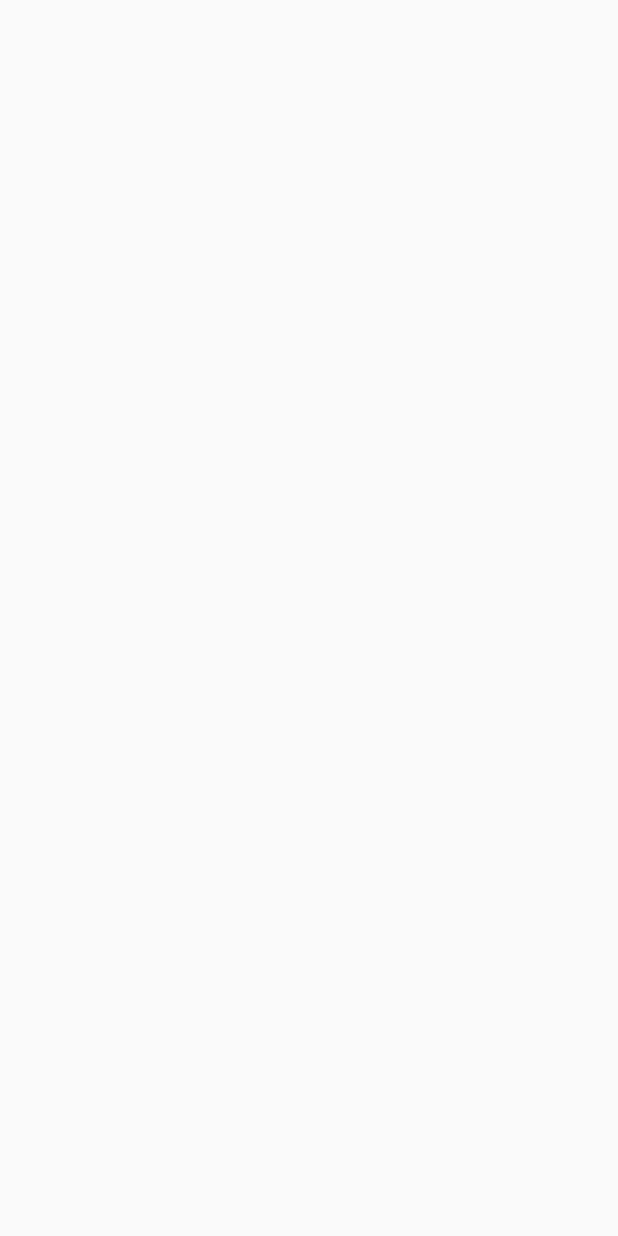
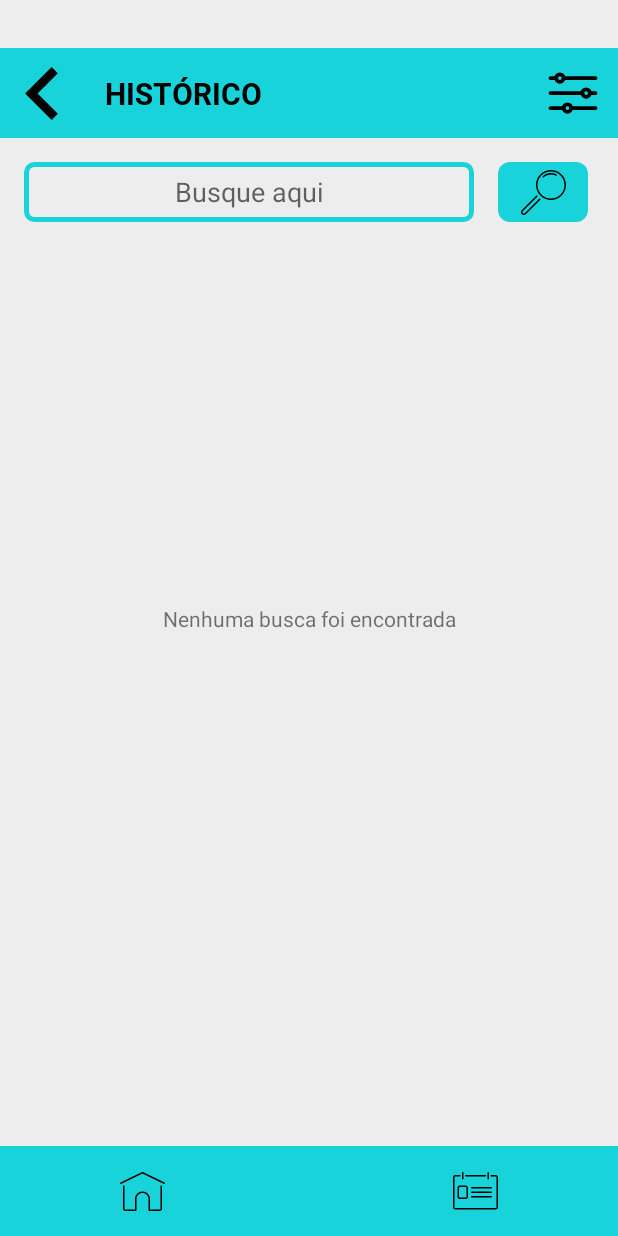
Before and after one commit to gui-ss/Busca-Cep, an Android app: the Historic screen opened through its navigation route, on a phone screen of 412 x 824 dp. Before the commit the screen is empty. Run offline under Robolectric (Android 15) with nearby library versions, the phone set to English and light mode, and no system bars.

Commit message:
Historic Screen

```diff
--- a/app/src/main/res/layout/fragment_historic.xml
+++ b/app/src/main/res/layout/fragment_historic.xml
@@ -1,6 +1,144 @@
 <?xml version="1.0" encoding="utf-8"?>
-<androidx.constraintlayout.widget.ConstraintLayout
-    xmlns:android="http://schemas.android.com/apk/res/android" android:layout_width="match_parent"
-    android:layout_height="match_parent">
+<androidx.constraintlayout.widget.ConstraintLayout xmlns:android="http://schemas.android.com/apk/res/android"
+    xmlns:tools="http://schemas.android.com/tools"
+    android:layout_width="match_parent"
+    android:layout_height="match_parent"
+    xmlns:app="http://schemas.android.com/apk/res-auto">
+
+    <FrameLayout
+        android:id="@+id/frameLayout"
+        android:layout_width="match_parent"
+        android:layout_height="match_parent"
+        android:background="#eeeded"
+        tools:layout_editor_absoluteX="67dp"
+        tools:layout_editor_absoluteY="92dp" />
+
+    <View
+        android:layout_width="match_parent"
+        android:layout_height="60dp"
+        android:id="@+id/view"
+        android:background="#19d3da"
+        app:layout_constraintEnd_toEndOf="parent"
+        app:layout_constraintStart_toStartOf="parent"
+        app:layout_constraintTop_toTopOf="parent"
+        android:layout_marginTop="32dp"
+        />
+
+
+    <ImageButton
+        android:layout_width="wrap_content"
+        android:layout_height="wrap_content"
+        android:id="@+id/btn_back"
+        android:src="@drawable/ic_back_button"
+        android:background="@drawable/style_btn"
+        app:layout_constraintStart_toStartOf="@id/view"
+        app:layout_constraintTop_toTopOf="@id/view"
+        app:layout_constraintBottom_toBottomOf="@id/view"
+        android:layout_marginLeft="10dp"
+        android:layout_marginStart="10dp" />
+
+
+    <TextView
+        android:layout_width="wrap_content"
+        android:layout_height="wrap_content"
+        android:text="@string/title_historic"
+        android:fontFamily="@font/roboto_bold"
+        android:id="@+id/title_historic"
+        app:layout_constraintStart_toStartOf="@+id/btn_back"
+        app:layout_constraintTop_toTopOf="@id/view"
+        app:layout_constraintBottom_toBottomOf="@id/view"
+        android:layout_marginLeft="60dp"
+        android:textSize="20sp"
+        android:textColor="@color/black"
+        android:layout_marginStart="60dp" />
+
+    <ImageButton
+        android:layout_width="wrap_content"
+        android:layout_height="wrap_content"
+        android:id="@+id/btn_filter"
+        android:src="@drawable/ic_filter"
+        android:background="@drawable/style_btn"
+        app:layout_constraintEnd_toEndOf="@id/view"
+        app:layout_constraintTop_toTopOf="@id/view"
+        app:layout_constraintBottom_toBottomOf="@id/view"
+        android:layout_marginRight="10dp"
+        android:layout_marginEnd="10dp" />
+
+    <EditText
+        android:id="@+id/search_input"
+        android:layout_width="300dp"
+        android:layout_height="40dp"
+        app:layout_constraintTop_toBottomOf="@id/view"
+        android:background="@drawable/input_style"
+        app:layout_constraintStart_toStartOf="parent"
+        android:layout_marginTop="16dp"
+        android:layout_marginLeft="16dp"
+        android:hint="@string/search_text"
+        android:textAlignment="center"
+        android:gravity="center_vertical"
+        tools:ignore="RtlCompat"
+        android:layout_marginStart="16dp" />
+
+
+    <ImageButton
+        android:id="@+id/btn_search"
+        android:layout_width="60dp"
+        android:layout_height="40dp"
+        app:layout_constraintBottom_toBottomOf="@+id/search_input"
+        app:layout_constraintEnd_toEndOf="parent"
+        app:layout_constraintStart_toEndOf="@+id/search_input"
+        android:layout_marginRight="28dp"
+        android:background="@drawable/style_btn"
+        android:src="@drawable/ic_search"
+        android:padding="6dp"
+        android:layout_marginLeft="24dp"
+         />
+
+    <TextView
+        android:layout_width="wrap_content"
+        android:layout_height="wrap_content"
+        android:text="Nenhuma busca foi encontrada"
+        app:layout_constraintEnd_toEndOf="parent"
+        app:layout_constraintStart_toStartOf="parent"
+        app:layout_constraintTop_toTopOf="parent"
+        app:layout_constraintBottom_toBottomOf="parent" />
+
+
+
+    <View
+        android:id="@+id/bottom_view"
+        android:layout_width="match_parent"
+        android:layout_height="60dp"
+        app:layout_constraintStart_toStartOf="parent"
+        app:layout_constraintEnd_toEndOf="parent"
+        app:layout_constraintBottom_toBottomOf="parent"
+        android:background="#19d3da" />
+
+
+    <ImageButton
+        android:id="@+id/btn_home"
+        android:layout_width="wrap_content"
+        android:layout_height="wrap_content"
+        android:src="@drawable/ic_home"
+        app:layout_constraintBottom_toBottomOf="@id/bottom_view"
+        android:background="@drawable/style_btn"
+        app:layout_constraintStart_toStartOf="@id/bottom_view"
+        app:layout_constraintTop_toTopOf="@id/bottom_view"
+        android:layout_marginLeft="80dp"
+        android:layout_marginStart="80dp" />
+
+    <ImageButton
+        android:layout_width="wrap_content"
+        android:layout_height="wrap_content"
+        android:id="@+id/btn_contact"
+        android:src="@drawable/ic_contactform"
+        android:background="@drawable/style_btn"
+        app:layout_constraintBottom_toBottomOf="@id/bottom_view"
+        app:layout_constraintTop_toTopOf="@id/bottom_view"
+        app:layout_constraintEnd_toEndOf="@id/bottom_view"
+        android:layout_marginRight="80dp"
+        android:layout_marginEnd="80dp" />
+
+
 
 </androidx.constraintlayout.widget.ConstraintLayout>
```
